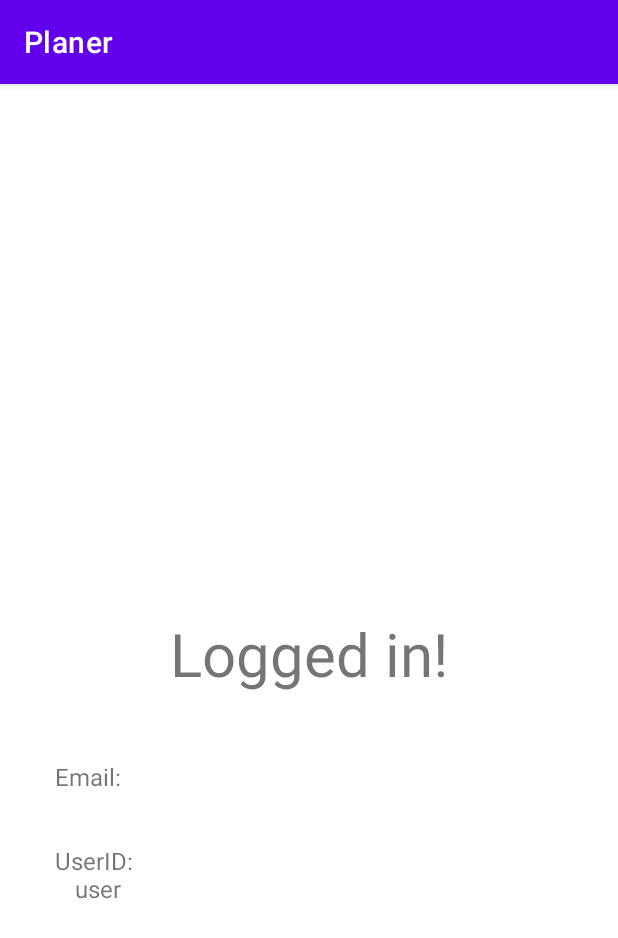
After one commit to sehyun-kelly/Android-Java-Planer, an Android app: the SecondActivity screen opened directly, with no data from a screen before it, on a phone screen of 412 x 824 dp. The commit adds this screen. Shown: the top 938 px of the screen. Run offline under Robolectric (Android 15) with nearby library versions, the phone set to English and light mode, and no system bars; our stand-ins replace Firebase (no records; nobody signed in at launch, a user with empty details on screens opened directly).

Commit message:
Implemented authentication + SecondActivity to demo user data retrieval.

```diff
--- /dev/null
+++ b/app/src/main/java/com/example/planer/SecondActivity.java
@@ -0,0 +1,28 @@
+package com.example.planer;
+
+import androidx.appcompat.app.AppCompatActivity;
+
+import android.os.Bundle;
+import android.widget.TextView;
+
+import com.google.firebase.auth.FirebaseUser;
+import com.google.firebase.auth.FirebaseAuth;
+
+public class SecondActivity extends AppCompatActivity {
+
+    FirebaseAuth mAuth;
+
+    @Override
+    protected void onCreate(Bundle savedInstanceState) {
+        super.onCreate(savedInstanceState);
+        setContentView(R.layout.activity_second);
+        FirebaseUser user = mAuth.getInstance().getCurrentUser();
+
+        TextView currUser = (TextView)findViewById(R.id.userID);
+        String email = user.getEmail();
+        String uid = user.getUid();
+        String result = "Email:\n\t" + email + "\n\n" + "UserID:\n\t" + uid + "\n\n";
+        currUser.setText(result);
+
+    }
+}
--- /dev/null
+++ b/app/src/main/res/layout/activity_second.xml
@@ -0,0 +1,33 @@
+<?xml version="1.0" encoding="utf-8"?>
+<androidx.constraintlayout.widget.ConstraintLayout xmlns:android="http://schemas.android.com/apk/res/android"
+    xmlns:app="http://schemas.android.com/apk/res-auto"
+    xmlns:tools="http://schemas.android.com/tools"
+    android:layout_width="match_parent"
+    android:layout_height="match_parent"
+    tools:context=".SecondActivity">
+
+    <TextView
+        android:id="@+id/textView"
+        android:layout_width="287dp"
+        android:layout_height="63dp"
+        android:text="@string/logged_in"
+        android:textAlignment="center"
+        android:textSize="40sp"
+        app:layout_constraintBottom_toBottomOf="parent"
+        app:layout_constraintEnd_toEndOf="parent"
+        app:layout_constraintStart_toStartOf="parent"
+        app:layout_constraintTop_toTopOf="parent" />
+
+    <TextView
+        android:id="@+id/userID"
+        android:layout_width="339dp"
+        android:layout_height="152dp"
+        android:text="%currUser%"
+        android:textAlignment="viewStart"
+        android:textSize="16sp"
+        app:layout_constraintBottom_toBottomOf="parent"
+        app:layout_constraintEnd_toEndOf="parent"
+        app:layout_constraintStart_toStartOf="parent"
+        app:layout_constraintTop_toBottomOf="@+id/textView"
+        app:layout_constraintVertical_bias="0.173" />
+</androidx.constraintlayout.widget.ConstraintLayout>
--- a/app/src/main/res/values/strings.xml
+++ b/app/src/main/res/values/strings.xml
@@ -6,4 +6,5 @@
     <string name="enter_your_password">Enter your password</string>
     <string name="sign_up">Sign Up</string>
     <string name="log_in">Log In</string>
+    <string name="logged_in">Logged in!</string>
 </resources>
```
Also changed, not shown: app/src/main/AndroidManifest.xml (+7 -0 lines), app/src/main/java/com/example/planer/MainActivity.java (+77 -0 lines), app/src/main/res/layout/activity_main.xml (+38 -35 lines).
